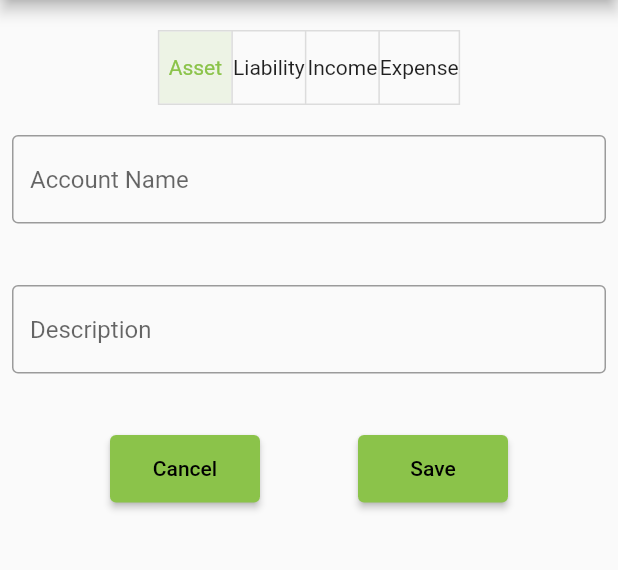
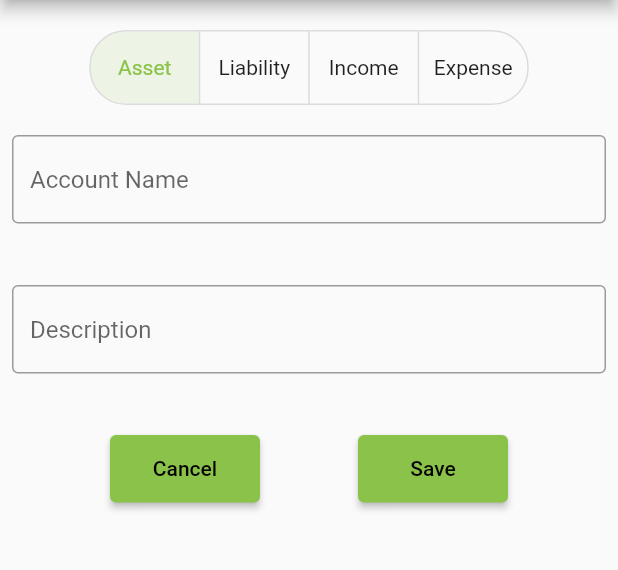
Before and after one commit to anoopramanujam/butterfly_finance, a Flutter app: the AccountScreen screen opened directly, after a tap on "Asset", on a phone screen of 412 x 824 dp, the part 84-654 px from its top. Run offline on Flutter 3.47's test engine with Material 2 defaults, Android fonts, the light colour scheme and no system bars; our stand-ins replace sqflite; accounts and stored records are empty.

Commit message:
Edit account items

```diff
--- a/lib/common/account/account_add_edit.dart
+++ b/lib/common/account/account_add_edit.dart
@@ -26,7 +26,7 @@ class _AccountAddEditState extends State<AccountAddEdit> {
   late TextEditingController _descriptionController;
   late TextEditingController _nameController;
 
-  List<bool> _selections = List.generate(4, (_) => false);
+  late List<bool> _selections;
   late int _selectedAccount;
 
   @override
@@ -37,6 +37,9 @@ class _AccountAddEditState extends State<AccountAddEdit> {
     _name = widget.account.name;
     _descriptionController = TextEditingController(text: _description);
     _nameController = TextEditingController(text: _name);
+    _selections = List.generate(
+        4, (index) => (index == widget.account.type - 1) ? true : false);
+    _selectedAccount = widget.account.type;
   }
 
   @override
@@ -51,11 +54,28 @@ class _AccountAddEditState extends State<AccountAddEdit> {
                   height: Constants.dividerHeight,
                 ),
                 ToggleButtons(
+                  borderRadius: BorderRadius.circular(Constants.toggleRadius),
                   children: <Widget>[
-                    Text('Asset'),
-                    Text('Liability'),
-                    Text('Income'),
-                    Text('Expense'),
+                    SizedBox(
+                        width: Constants.toggleWidth,
+                        child: Center(
+                            child: Text(Constants
+                                .accountLabels[Constants.accountAsset]))),
+                    SizedBox(
+                        width: Constants.toggleWidth,
+                        child: Center(
+                            child: Text(Constants
+                                .accountLabels[Constants.accountLiability]))),
+                    SizedBox(
+                        width: Constants.toggleWidth,
+                        child: Center(
+                            child: Text(Constants
+                                .accountLabels[Constants.accountIncome]))),
+                    SizedBox(
+                        width: Constants.toggleWidth,
+                        child: Center(
+                            child: Text(Constants
+                                .accountLabels[Constants.accountExpense]))),
                   ],
                   onPressed: (int index) {
                     setState(() {
--- a/lib/common/account/account_list_item.dart
+++ b/lib/common/account/account_list_item.dart
@@ -1,3 +1,4 @@
+import 'package:butterfly_finance/screens/account/account_screen.dart';
 import 'package:flutter/material.dart';
 // import 'package:provider/provider.dart';
 
@@ -31,15 +32,15 @@ class AccountListItem extends StatelessWidget {
           ],
         ),
         // subtitle: Text(txnDate),
-        // onTap: () {
-        //   Navigator.push(
-        //     context,
-        //     MaterialPageRoute(
-        //         builder: (context) => TransactionScreen(
-        //               transaction: transaction,
-        //             )),
-        //   );
-        // },
+        onTap: () {
+          Navigator.push(
+            context,
+            MaterialPageRoute(
+                builder: (context) => AccountScreen(
+                      account: account,
+                    )),
+          );
+        },
       )),
     );
   }
--- a/lib/utils/constants.dart
+++ b/lib/utils/constants.dart
@@ -9,7 +9,7 @@ class Constants {
 
   static const List<String> accountLabels = [
     'Balance',
-    'Assets',
+    'Asset',
     'Liability',
     'Income',
     'Expense',
@@ -56,6 +56,8 @@ class Constants {
   // input size
   static const buttonWidth = 100.0;
   static const buttonHeight = 45.0;
+  static const toggleWidth = 72.0;
+  static const toggleRadius = 24.0;
   static const textFieldHeight = 100.0;
 
   // Options
```
